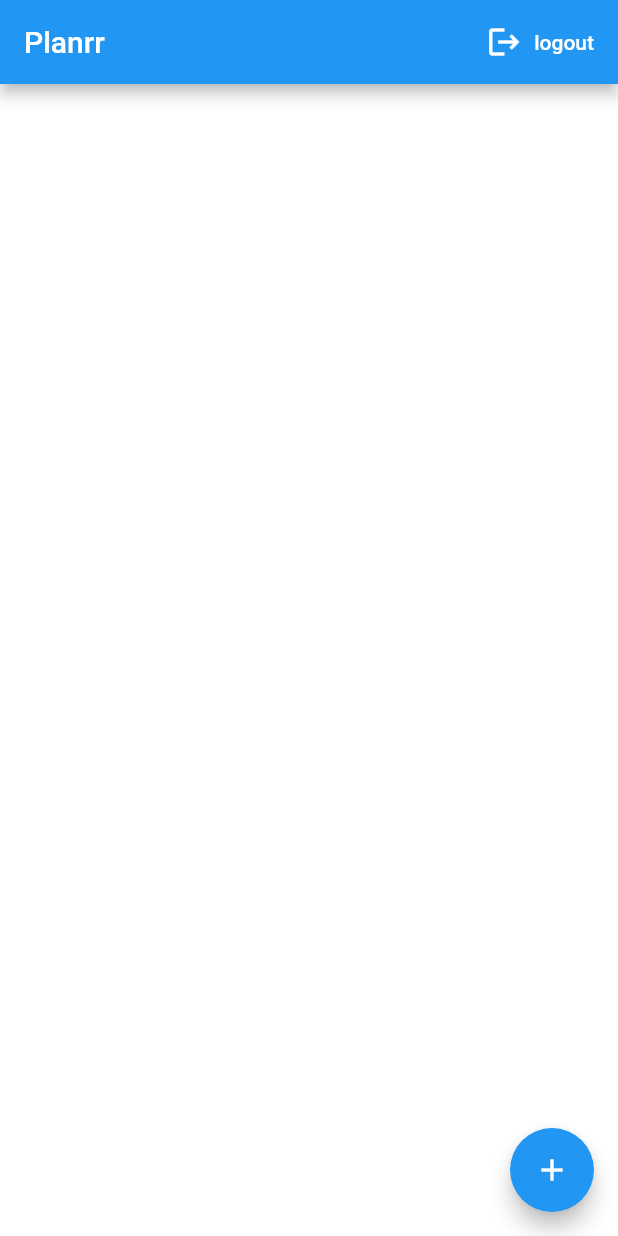
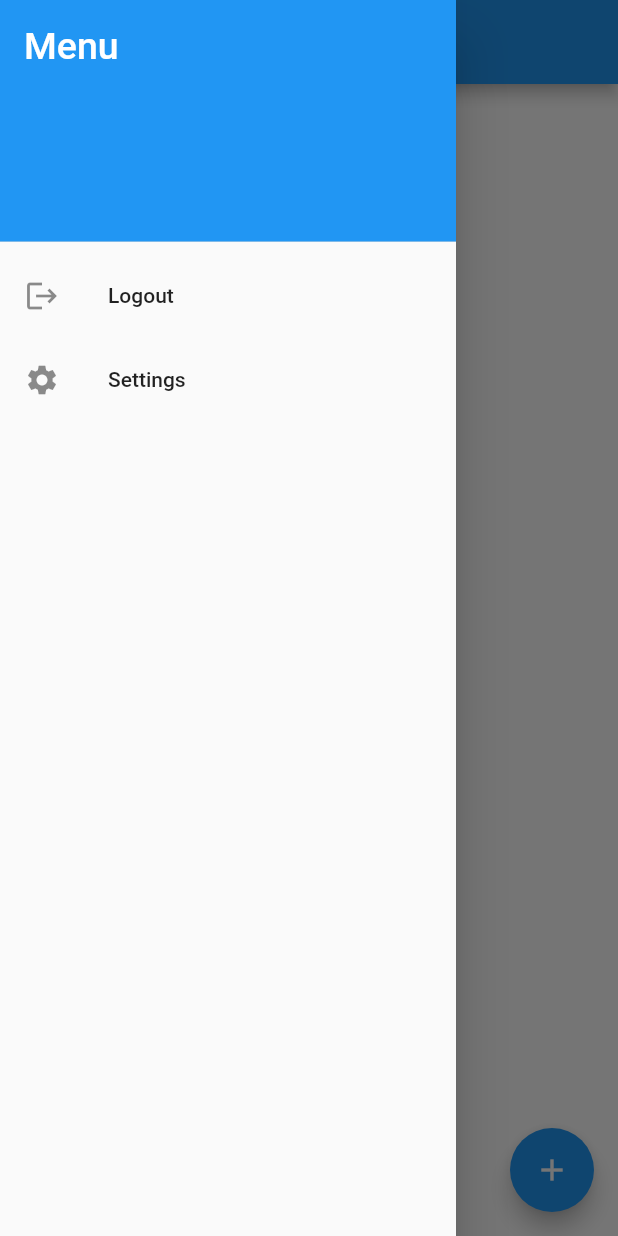
Before and after one commit to oliwiami/Planrr-App, a Flutter app: the screen it shows once a user with an empty profile is signed in, with the side drawer open (before the commit the screen has no drawer), on a phone screen of 412 x 824 dp. Run offline on Flutter 3.47's test engine with Material 2 defaults, Android fonts, the light colour scheme and no system bars; our stand-ins replace cloud_firestore, firebase_auth, firebase_core, flutter_spinkit; accounts and stored records are empty.

Commit message:
nav bar added

```diff
--- a/planrr/lib/screens/home/home.dart
+++ b/planrr/lib/screens/home/home.dart
@@ -4,6 +4,7 @@ import 'package:planrr/services/database.dart';
 import 'package:provider/provider.dart';
 import 'package:planrr/screens/home/plan_list.dart';
 import 'package:planrr/models/plan.dart';
+import 'package:planrr/screens/home/sidemenu.dart';
 
 class Home extends StatelessWidget{
 
@@ -15,20 +16,11 @@ class Home extends StatelessWidget{
       value: DatabaseService().plans,
       initialData: null,
       child: Scaffold(
+      drawer: NavDrawer(),
       backgroundColor: Colors.white,
       appBar: AppBar(
         title: Text('Planrr'),
         backgroundColor: Colors.blue,
-        actions: <Widget>[
-          FlatButton.icon(
-            icon: Icon(Icons.logout),
-            label: Text('logout'),
-            textColor: Colors.white,
-            onPressed: () async{
-              await _auth.signOut();
-            },
-          )
-        ],
       ),
       body: PlanList(),
       floatingActionButton: FloatingActionButton(
--- /dev/null
+++ b/planrr/lib/screens/home/sidemenu.dart
@@ -0,0 +1,40 @@
+import 'package:flutter/material.dart';
+import 'package:planrr/services/auth.dart';
+
+
+class NavDrawer extends StatelessWidget {
+
+  final AuthService _auth = AuthService();
+
+  @override
+  Widget build(BuildContext context) {
+    return Drawer(
+      child: ListView(
+        padding: EdgeInsets.zero,
+        children: <Widget>[
+          DrawerHeader(
+            child: Text(
+              'Menu',
+              style: TextStyle(color: Colors.white, fontSize: 25),
+            ),
+            decoration: BoxDecoration(
+                color: Colors.blue,
+            ),
+          ),
+          ListTile(
+            leading: Icon(Icons.logout),
+            title: Text('Logout'),
+            onTap: () async{
+              await _auth.signOut();
+            },
+          ),
+          ListTile(
+            leading: Icon(Icons.settings),
+            title: Text('Settings'),
+            onTap: () => {Navigator.pop(context)}
+          ),
+        ],
+      ),
+    );
+  }
+}
```
